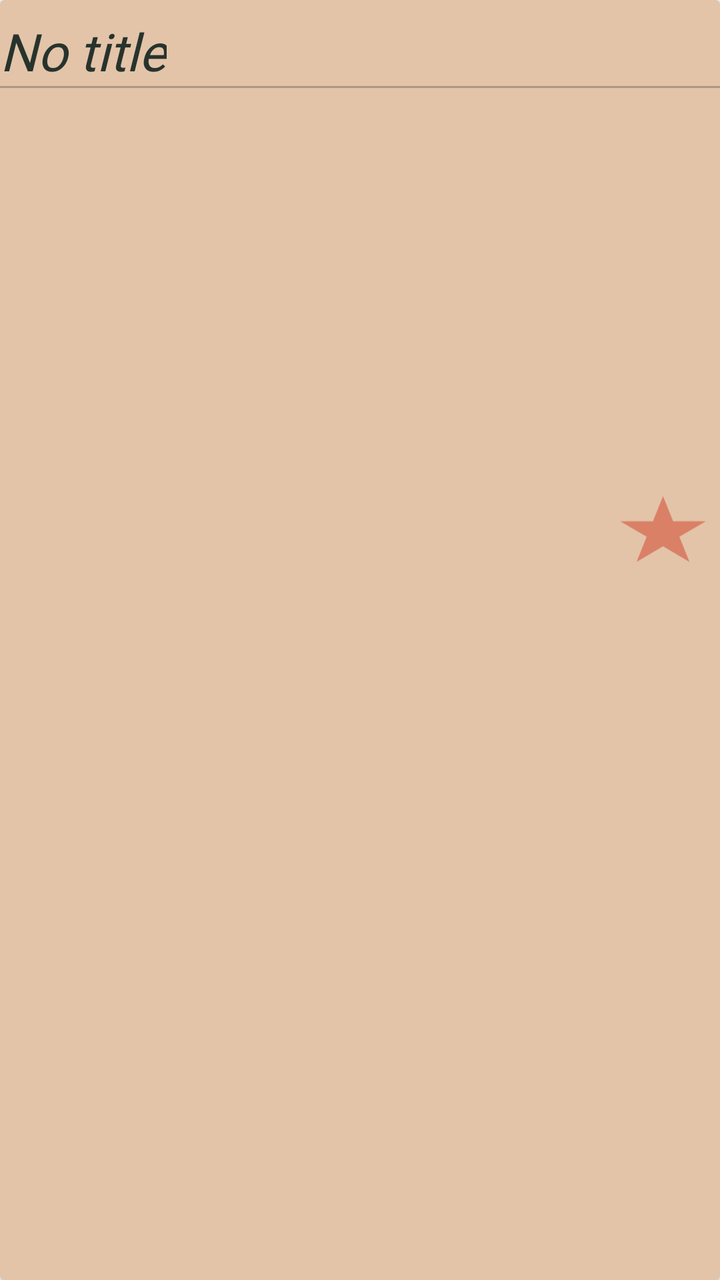
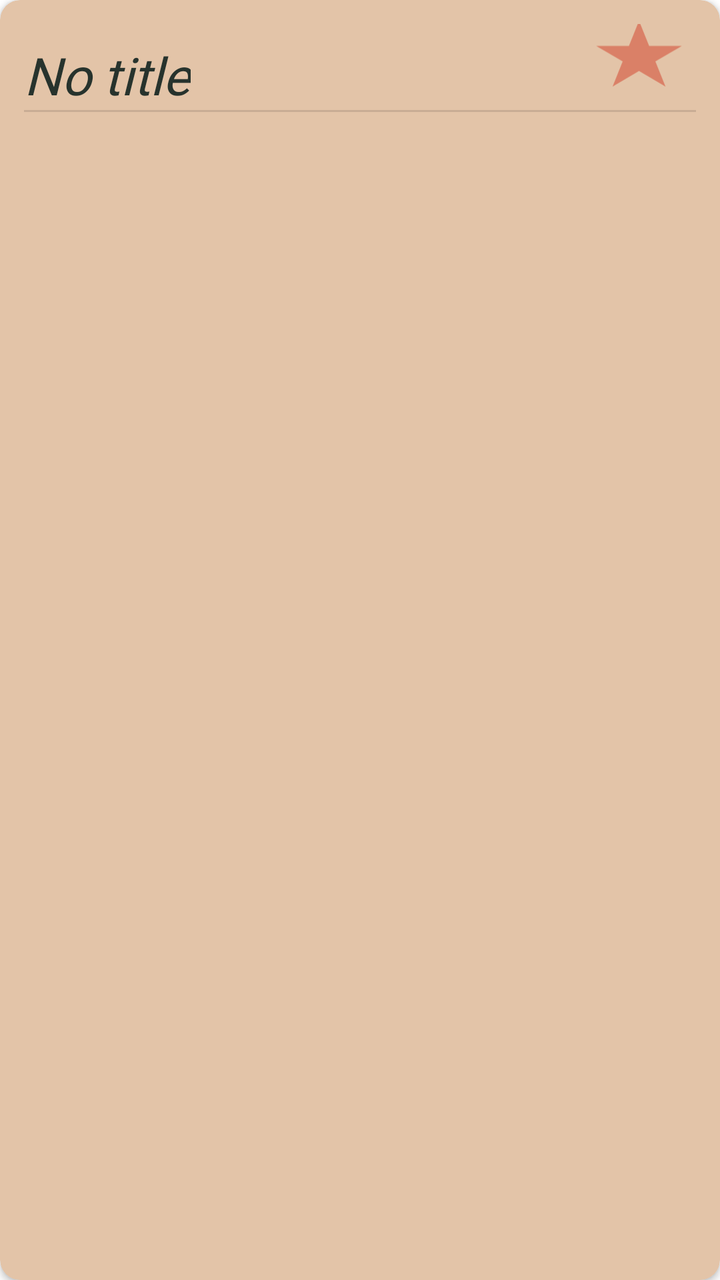

Before-and-after screenshots of an Android layout around one commit, followed by the original layout XML and the change that was made.
<!-- AndroidManifest.xml: another module's application theme Theme.ECatalogs -->
<!-- res/layout/jikan_entry.xml -->
<?xml version="1.0" encoding="utf-8"?>
<androidx.cardview.widget.CardView xmlns:android="http://schemas.android.com/apk/res/android"
    xmlns:app="http://schemas.android.com/apk/res-auto"
    android:id="@+id/anime_entry_card_view"
    android:layout_width="match_parent"
    android:layout_height="wrap_content"
    android:backgroundTint="?attr/colorSurface">

    <androidx.constraintlayout.widget.ConstraintLayout
        android:layout_width="match_parent"
        android:layout_height="wrap_content">

        <com.google.android.material.textview.MaterialTextView
            android:id="@+id/title"
            android:layout_width="0dp"
            android:layout_height="wrap_content"
            android:layout_marginTop="@dimen/eight_dimen"
            android:layout_weight="0.999"
            android:gravity="center_vertical|start"
            android:hint="@string/no_title"
            android:textAppearance="?attr/textAppearanceHeadline5"
            app:layout_constraintStart_toStartOf="parent"
            app:layout_constraintTop_toTopOf="parent"/>

        <View
            style="@style/Divider.Horizontal"
            app:layout_constraintStart_toStartOf="parent"
            app:layout_constraintTop_toBottomOf="@id/title" />

        <com.google.android.material.imageview.ShapeableImageView
            android:id="@+id/image"
            android:layout_width="match_parent"
            android:layout_height="wrap_content"
            android:adjustViewBounds="true"
            android:minWidth="@dimen/min_image_width"
            android:minHeight="@dimen/image_height"
            android:scaleType="fitCenter"
            app:layout_constraintStart_toStartOf="parent"
            app:layout_constraintTop_toBottomOf="@+id/title"
            app:strokeColor="@null" />

        <com.google.android.material.imageview.ShapeableImageView
            android:id="@+id/fav_button"
            android:layout_width="45dp"
            android:layout_height="45dp"
            android:layout_margin="@dimen/six_dp"
            android:src="@drawable/fav_filled_icon"
            app:layout_constraintBottom_toBottomOf="@id/image"
            app:layout_constraintEnd_toEndOf="@id/image" />

        <TextView
            android:id="@+id/synopsis"
            android:layout_width="match_parent"
            android:layout_height="wrap_content"
            android:layout_marginTop="@dimen/two_dimen"
            android:ems="5"
            android:maxLines="5"
            android:textAppearance="?attr/textAppearanceBody1"
            android:textSize="@dimen/large_text"
            app:layout_constraintTop_toBottomOf="@id/image"
            app:layout_constraintStart_toStartOf="parent"/>

        <View
            style="@style/Divider.Horizontal"
            app:layout_constraintStart_toStartOf="parent"
            app:layout_constraintTop_toBottomOf="@id/title" />
    </androidx.constraintlayout.widget.ConstraintLayout>

</androidx.cardview.widget.CardView>
<!-- resources referenced by this layout -->
<resources>
  <dimen name="eight_dimen">8dp</dimen>
  <dimen name="image_height">250dp</dimen>
  <dimen name="large_text">24sp</dimen>
  <dimen name="min_image_width">150dp</dimen>
  <dimen name="six_dp">6dp</dimen>
  <dimen name="two_dimen">2dp</dimen>
  <string name="no_title">No title</string>
  <style name="Divider.Horizontal" parent="Divider">
          <item name="android:layout_width">match_parent</item>
          <item name="android:layout_height">1dp</item>
      </style>
  <style name="Divider">
          <item name="android:background">?android:attr/listDivider</item> // can add colorur here
      </style>
  <color name="color_surface">#E3C4A8</color>
  <color name="color_on_surface">#EBAF81</color>
  <color name="color_on_background">#35EBAF81</color>
  <color name="color_secondary">#DA8067</color>
  <color name="black">#27332D</color>
  <color name="white">#E9E2D0</color>
  <style name="ShapeAppearance.ECatalog.SmallComponent" parent="ShapeAppearance.MaterialComponents.SmallComponent">
          <item name="cornerFamily">rounded</item>
          <item name="cornerSize">@dimen/reply_small_component_corner_radius</item>
      </style>
  <style name="ShapeAppearance.ECatalog.MediumComponent" parent="ShapeAppearance.MaterialComponents.MediumComponent">
          <item name="cornerFamily">rounded</item>
          <item name="cornerSize">@dimen/reply_medium_component_corner_radius</item>
      </style>
  <style name="ShapeAppearance.ECatalog.LargeComponent" parent="ShapeAppearance.MaterialComponents.LargeComponent">
          <item name="cornerFamily">rounded</item>
          <item name="cornerSize">@dimen/reply_large_component_corner_radius</item>
      </style>
  <style name="TextAppearance.MdcTypographyStyles.Headline5" parent="TextAppearance.MaterialComponents.Headline5">
          <item name="fontFamily">@font/high_tower_text</item>
          <item name="android:fontFamily">@font/high_tower_text</item>
          <item name="android:textStyle">italic</item>
          <item name="android:textSize">26sp</item>
      </style>
  <style name="TextAppearance.MdcTypographyStyles.Body1" parent="TextAppearance.MaterialComponents.Body1">
          <item name="fontFamily">@font/high_tower_text</item>
          <item name="android:fontFamily">@font/high_tower_text</item>
          <item name="android:textStyle">italic</item>
          <item name="android:textSize">21sp</item>
      </style>
  <style name="TextAppearance.MdcTypographyStyles.Body2" parent="TextAppearance.MaterialComponents.Body2">
          <item name="fontFamily">@font/high_tower_text</item>
          <item name="android:fontFamily">@font/high_tower_text</item>
          <item name="android:textStyle">italic</item>
          <item name="android:textSize">17sp</item>
      </style>
  <style name="TextAppearance.MdcTypographyStyles.Button" parent="TextAppearance.MaterialComponents.Button">
          <item name="fontFamily">@font/high_tower_text</item>
          <item name="android:fontFamily">@font/high_tower_text</item>
          <item name="android:textStyle">italic</item>
          <item name="android:textSize">15sp</item>
      </style>
  <style name="TextAppearance.MdcTypographyStyles.Caption" parent="TextAppearance.MaterialComponents.Caption">
          <item name="fontFamily">@font/high_tower_text</item>
          <item name="android:fontFamily">@font/high_tower_text</item>
          <item name="android:textStyle">italic</item>
          <item name="android:textSize">13sp</item>
      </style>
  <style name="TextAppearance.MdcTypographyStyles.Overline" parent="TextAppearance.MaterialComponents.Overline">
          <item name="fontFamily">@font/high_tower_text</item>
          <item name="android:fontFamily">@font/high_tower_text</item>
          <item name="android:textStyle">italic</item>
          <item name="android:textSize">11sp</item>
      </style>
  <dimen name="reply_small_component_corner_radius">8dp</dimen>
  <dimen name="reply_medium_component_corner_radius">12dp</dimen>
  <dimen name="reply_large_component_corner_radius">24dp</dimen>
  <!-- unchanged entries left out for length: 4 -->
</resources>

<!-- the commit's change to res/layout/jikan_entry.xml (unified diff, before → after) -->
@@ -4,23 +4,27 @@
     android:id="@+id/anime_entry_card_view"
     android:layout_width="match_parent"
     android:layout_height="wrap_content"
-    android:backgroundTint="?attr/colorSurface">
+    android:layout_margin="@dimen/six_dp"
+    android:backgroundTint="?attr/colorSurface"
+    android:elevation="@dimen/two_dp"
+    app:cardCornerRadius="@dimen/card_corner_radius">
 
     <androidx.constraintlayout.widget.ConstraintLayout
         android:layout_width="match_parent"
-        android:layout_height="wrap_content">
+        android:layout_height="wrap_content"
+        android:layout_margin="@dimen/twelve_dp">
 
         <com.google.android.material.textview.MaterialTextView
             android:id="@+id/title"
             android:layout_width="0dp"
             android:layout_height="wrap_content"
-            android:layout_marginTop="@dimen/eight_dimen"
+            android:layout_marginTop="@dimen/eight_dp"
             android:layout_weight="0.999"
             android:gravity="center_vertical|start"
             android:hint="@string/no_title"
             android:textAppearance="?attr/textAppearanceHeadline5"
             app:layout_constraintStart_toStartOf="parent"
-            app:layout_constraintTop_toTopOf="parent"/>
+            app:layout_constraintTop_toTopOf="parent" />
 
         <View
             style="@style/Divider.Horizontal"
@@ -32,9 +36,8 @@
             android:layout_width="match_parent"
             android:layout_height="wrap_content"
             android:adjustViewBounds="true"
-            android:minWidth="@dimen/min_image_width"
-            android:minHeight="@dimen/image_height"
-            android:scaleType="fitCenter"
+            android:maxHeight="400dp"
+            android:scaleType="centerCrop"
             app:layout_constraintStart_toStartOf="parent"
             app:layout_constraintTop_toBottomOf="@+id/title"
             app:strokeColor="@null" />
@@ -52,18 +55,15 @@
             android:id="@+id/synopsis"
             android:layout_width="match_parent"
             android:layout_height="wrap_content"
-            android:layout_marginTop="@dimen/two_dimen"
+            android:layout_marginTop="@dimen/two_dp"
+            android:ellipsize="end"
             android:ems="5"
-            android:maxLines="5"
+            android:maxLines="3"
             android:textAppearance="?attr/textAppearanceBody1"
             android:textSize="@dimen/large_text"
-            app:layout_constraintTop_toBottomOf="@id/image"
-            app:layout_constraintStart_toStartOf="parent"/>
+            app:layout_constraintStart_toStartOf="parent"
+            app:layout_constraintTop_toBottomOf="@id/image" />
 
-        <View
-            style="@style/Divider.Horizontal"
-            app:layout_constraintStart_toStartOf="parent"
-            app:layout_constraintTop_toBottomOf="@id/title" />
     </androidx.constraintlayout.widget.ConstraintLayout>
 
 </androidx.cardview.widget.CardView>
<!-- resource entries referenced after the edit -->
@@ -1,11 +1,11 @@
 <!-- resources referenced by this layout -->
 <resources>
-  <dimen name="eight_dimen">8dp</dimen>
-  <dimen name="image_height">250dp</dimen>
+  <dimen name="card_corner_radius">10dp</dimen>
+  <dimen name="eight_dp">8dp</dimen>
   <dimen name="large_text">24sp</dimen>
-  <dimen name="min_image_width">150dp</dimen>
   <dimen name="six_dp">6dp</dimen>
-  <dimen name="two_dimen">2dp</dimen>
+  <dimen name="twelve_dp">12dp</dimen>
+  <dimen name="two_dp">2dp</dimen>
   <string name="no_title">No title</string>
   <style name="Divider.Horizontal" parent="Divider">
           <item name="android:layout_width">match_parent</item>
